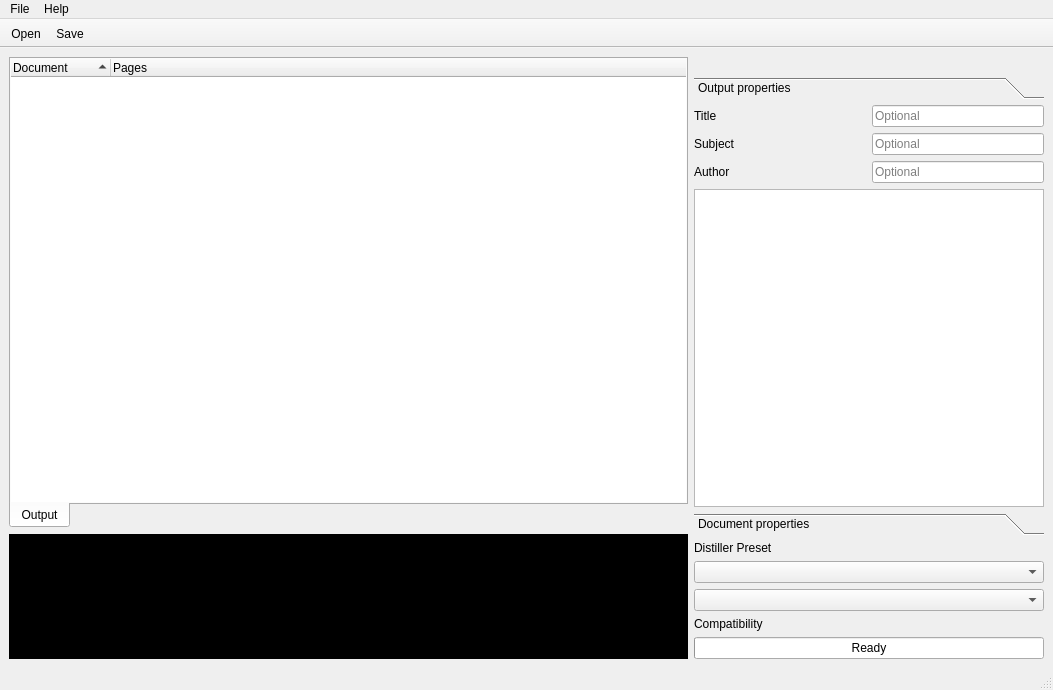
The window that assets/fusepdf.ui (nettstudio/fusepdf) describes before a commit, drawn with Qt 5.
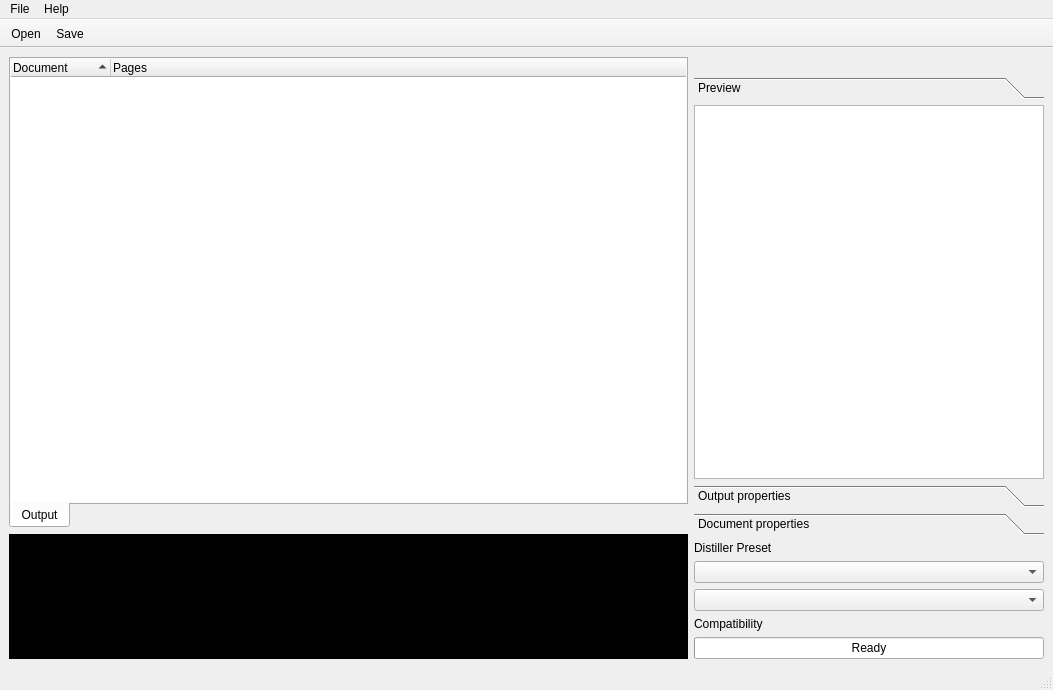
The same window after the commit. Icons and pictures are not drawn. Custom widgets are drawn as their Qt base class.

What changed in the file:
```diff
--- a/assets/fusepdf.ui
+++ b/assets/fusepdf.ui
@@ -207,13 +207,48 @@
          <property name="currentIndex">
           <number>0</number>
          </property>
+         <widget class="QWidget" name="previewTab">
+          <attribute name="label">
+           <string>Preview</string>
+          </attribute>
+          <layout class="QVBoxLayout" name="verticalLayout_3">
+           <property name="leftMargin">
+            <number>0</number>
+           </property>
+           <property name="topMargin">
+            <number>0</number>
+           </property>
+           <property name="rightMargin">
+            <number>0</number>
+           </property>
+           <property name="bottomMargin">
+            <number>0</number>
+           </property>
+           <item>
+            <widget class="QListWidget" name="preview">
+             <property name="minimumSize">
+              <size>
+               <width>0</width>
+               <height>0</height>
+              </size>
+             </property>
+             <property name="maximumSize">
+              <size>
+               <width>16777215</width>
+               <height>16777215</height>
+              </size>
+             </property>
+            </widget>
+           </item>
+          </layout>
+         </widget>
          <widget class="QWidget" name="propertiesTab">
           <property name="geometry">
            <rect>
             <x>0</x>
             <y>0</y>
-            <width>333</width>
-            <height>196</height>
+            <width>350</width>
+            <height>158</height>
            </rect>
           </property>
           <attribute name="label">
@@ -323,20 +358,17 @@
             </layout>
            </item>
            <item>
-            <widget class="QListWidget" name="preview">
-             <property name="minimumSize">
-              <size>
-               <width>0</width>
-               <height>0</height>
-              </size>
+            <spacer name="verticalSpacer">
+             <property name="orientation">
+              <enum>Qt::Vertical</enum>
              </property>
-             <property name="maximumSize">
+             <property name="sizeHint" stdset="0">
               <size>
-               <width>16777215</width>
-               <height>16777215</height>
+               <width>20</width>
+               <height>40</height>
               </size>
              </property>
-            </widget>
+            </spacer>
            </item>
           </layout>
          </widget>
```
Left out of the diff: 2 changed lines with no effect on the pictures.
